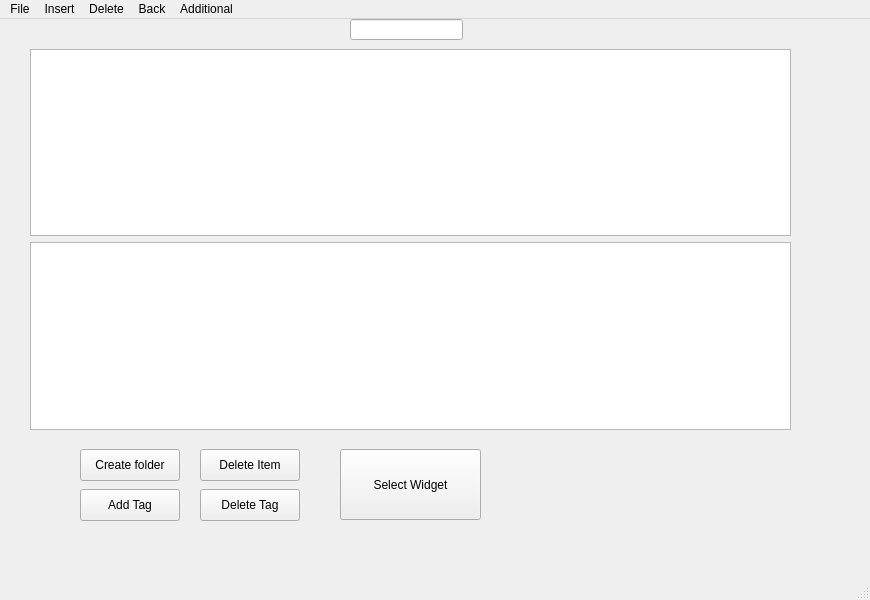
Before: the Qt Designer form mainwindow.ui in brennanafrank/EasyDraft, drawn with Qt 5.
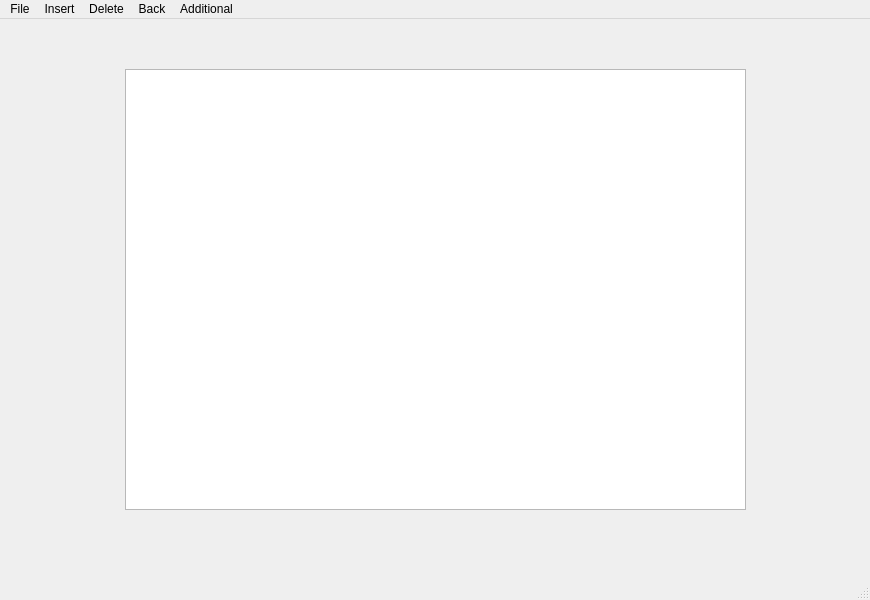
After: the same form once the commit is applied. The open tabs and pages were chosen to show the change. Icons and pictures are not drawn.

Patch:
```diff
--- a/mainwindow.ui
+++ b/mainwindow.ui
@@ -223,6 +223,18 @@
       </property>
      </widget>
     </widget>
+    <widget class="QWidget" name="viewDocument">
+     <widget class="QTextBrowser" name="textBrowser">
+      <property name="geometry">
+       <rect>
+        <x>145</x>
+        <y>50</y>
+        <width>621</width>
+        <height>441</height>
+       </rect>
+      </property>
+     </widget>
+    </widget>
     <widget class="QWidget" name="page_5">
      <widget class="QPushButton" name="pushButton_5">
       <property name="geometry">
```
Left out of the diff: 20 changed lines with no effect on the pictures.
